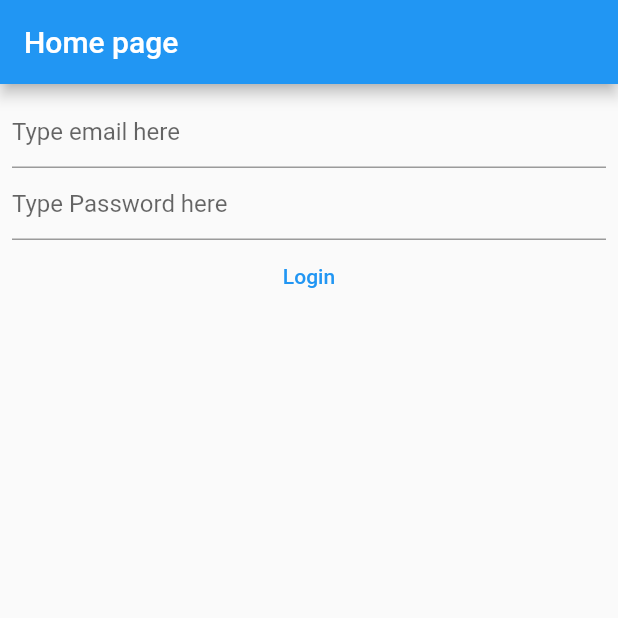
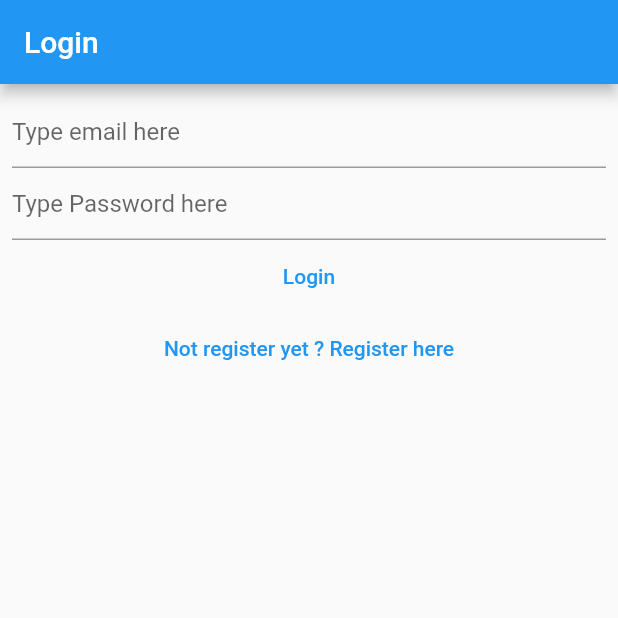
Before and after one commit to MrFarhan/Getting-started-with-flutter, a Flutter app: the screen it shows after launch, on a phone screen of 412 x 824 dp, the top half of it. Run offline on Flutter 3.47's test engine with Material 2 defaults, Android fonts, the phone set to English and light mode, and no system bars; our stand-ins replace firebase_auth, firebase_core; accounts and stored records are empty; generated files the repository leaves out were written again.

Commit message:
Added routing, code refactor

```diff
--- a/lib/main.dart
+++ b/lib/main.dart
@@ -2,6 +2,8 @@ import 'package:firebase_auth/firebase_auth.dart';
 import 'package:firebase_core/firebase_core.dart';
 import 'package:flutter/material.dart';
 import 'package:myapp/views/login_view.dart';
+import 'package:myapp/views/register_view.dart';
+import 'package:myapp/views/verify_email_view.dart';
 
 import 'firebase_options.dart';
 
@@ -13,6 +15,10 @@ void main() {
       primarySwatch: Colors.blue,
     ),
     home: const HomePage(),
+    routes: {
+      '/login/': (context) => LoginView(),
+      '/register/': (context) => RegisterView()
+    },
   ));
 }
 
@@ -21,10 +27,7 @@ class HomePage extends StatelessWidget {
 
   @override
   Widget build(BuildContext context) {
-    return Scaffold(
-      appBar: AppBar(title: Text("Home page")),
-      body: Center(
-        child: FutureBuilder(
+    return FutureBuilder(
       future: Firebase.initializeApp(
         options: DefaultFirebaseOptions.currentPlatform,
       ),
@@ -32,44 +35,16 @@ class HomePage extends StatelessWidget {
         switch (snapshot.connectionState) {
           case ConnectionState.done:
             final user = FirebaseAuth.instance.currentUser;
-                print("Connection Done");
-                print(user);
-                //   if (user?.emailVerified ?? false) {
-                //     return Text("Wohoo ! You are a verified user");
-                //   } else
-                //     return VerifyEmailView();
+            if (user != null) {
+              if (user.emailVerified) {
+                return Text("Wippi ! You are a verified user");
+              } else return VerifyEmailView();
+            }
             return LoginView();
           default:
-                return Center(child: Text("Loading..."));
+            return Center(child: CircularProgressIndicator());
         }
       },
-        ),
-      ),
     );
   }
 }
-
-class VerifyEmailView extends StatefulWidget {
-  const VerifyEmailView({Key? key}) : super(key: key);
-
-  @override
-  VerifyEmailViewState createState() => VerifyEmailViewState();
-}
-
-class VerifyEmailViewState extends State<VerifyEmailView> {
-  @override
-  Widget build(BuildContext context) {
-    return Column(
-      children: [
-        Text("Please verify your email"),
-        TextButton(
-          onPressed: () async {
-            final user = FirebaseAuth.instance.currentUser;
-            await user?.sendEmailVerification();
-          },
-          child: Text("Send verification link"),
-        )
-      ],
-    );
-  }
-}
--- a/lib/views/login_view.dart
+++ b/lib/views/login_view.dart
@@ -31,7 +31,9 @@ class _LoginViewState extends State<LoginView> {
 
   @override
   Widget build(BuildContext context) {
-    return Padding(
+    return Scaffold(
+      appBar: AppBar(title: Text("Login")),
+      body: Padding(
         padding: const EdgeInsets.all(8.0),
         child: Column(
           children: [
@@ -63,8 +65,18 @@ class _LoginViewState extends State<LoginView> {
                 }
               },
               child: Title(color: Colors.pink, child: Text("Login")),
+            ),
+            TextButton(
+              onPressed: () {
+                Navigator.of(context)
+                    .pushNamedAndRemoveUntil('/register/', (route) => false);
+              },
+              child: Title(
+                  color: Colors.amber,
+                  child: Text("Not register yet ? Register here")),
             )
           ],
+        ),
       ),
     );
   }
--- a/lib/views/register_view.dart
+++ b/lib/views/register_view.dart
@@ -31,7 +31,9 @@ class _RegisterViewState extends State<RegisterView> {
 
   @override
   Widget build(BuildContext context) {
-    return Padding(
+    return Scaffold(
+      appBar: AppBar(title: Text('Register')),
+      body: Padding(
         padding: const EdgeInsets.all(8.0),
         child: Column(
           children: [
@@ -61,8 +63,18 @@ class _RegisterViewState extends State<RegisterView> {
                 }
               },
               child: Title(color: Colors.pink, child: Text("Register")),
+            ),
+            TextButton(
+              onPressed: () {
+                Navigator.of(context)
+                    .pushNamedAndRemoveUntil('/login/', (route) => false);
+              },
+              child: Title(
+                  color: Colors.amberAccent,
+                  child: Text("Already registered ? Login here")),
             )
           ],
+        ),
       ),
     );
   }
```
Also changed, not shown: lib/views/verify_email_view.dart (added, +30 -0 lines). Lines whose indentation alone changed are shown as unchanged.
